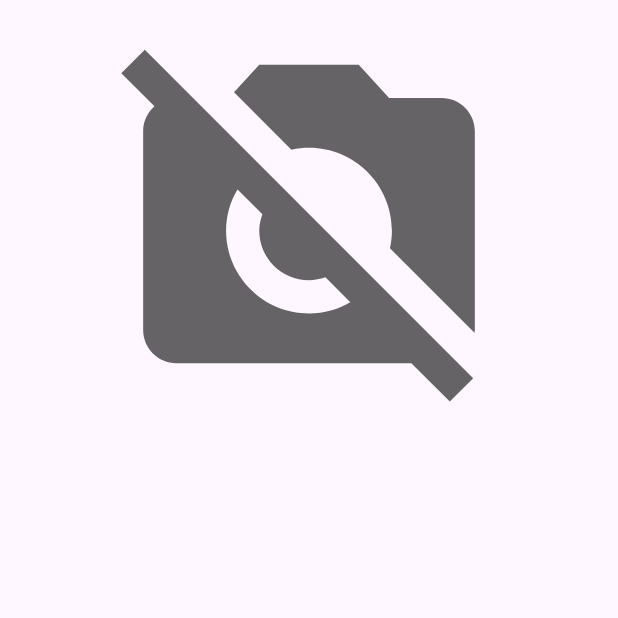
After one commit to jefersonbaixo/heroes, an Android app: the HeroDetailsFragment screen opened through its navigation route, on a phone screen of 412 x 824 dp, the top half of it. The commit adds this screen. Run offline under Robolectric (Android 15) with nearby library versions, the phone set to English and light mode, and no system bars; 2 statements that could not run were skipped.

Commit message:
Implemented loading and navigation to hero details fragment (without showing data yet).

```diff
--- a/app/src/main/java/mastering/andriod/heroes/AllHeroesFragment.kt
+++ b/app/src/main/java/mastering/andriod/heroes/AllHeroesFragment.kt
@@ -6,10 +6,12 @@ import android.view.View
 import android.view.ViewGroup
 import androidx.fragment.app.Fragment
 import androidx.lifecycle.ViewModelProvider
+import androidx.navigation.fragment.findNavController
 import androidx.recyclerview.widget.RecyclerView
 import mastering.andriod.heroes.databinding.FragmentAllHeroesBinding
+import mastering.andriod.heroes.models.Hero
 
-class AllHeroesFragment : Fragment() {
+class AllHeroesFragment : Fragment(), HeroClickListener {
 
     private lateinit var binding: FragmentAllHeroesBinding
     private lateinit var viewModel: AllHeroesViewModel
@@ -34,7 +36,7 @@ class AllHeroesFragment : Fragment() {
 
     private fun setupList() {
         with(binding) {
-            adapter = HeroesAdapter(mutableListOf())
+            adapter = HeroesAdapter(mutableListOf(), this@AllHeroesFragment)
             list.adapter = adapter
 
             list.addOnScrollListener(object : RecyclerView.OnScrollListener() {
@@ -52,6 +54,13 @@ class AllHeroesFragment : Fragment() {
         viewModel.heroesData.observe(viewLifecycleOwner) {
             adapter.updateHeroes(it)
         }
+        viewModel.loadingData.observe(viewLifecycleOwner) {
+            binding.loading.visibility = if (it) View.VISIBLE else View.GONE
+        }
+    }
+
+    override fun onHeroClicked(hero: Hero) {
+        findNavController().navigate(R.id.action_allHeroesFragment_to_heroDetailsFragment)
     }
 
 }
--- a/app/src/main/java/mastering/andriod/heroes/AllHeroesViewModel.kt
+++ b/app/src/main/java/mastering/andriod/heroes/AllHeroesViewModel.kt
@@ -18,14 +18,18 @@ class AllHeroesViewModel : ViewModel() {
     private val _errorData = MutableLiveData<String>()
     val errorData: LiveData<String> = _errorData
 
+    private val _loadingData = MutableLiveData<Boolean>()
+    val loadingData: LiveData<Boolean> = _loadingData
 
     fun fetchHeroes() {
+        _loadingData.value = true
         Client.marvelApiService.getCharacters(heroesData.value?.size ?: 0)
             .enqueue(object : Callback<CharacterResponse> {
                 override fun onResponse(
                     call: Call<CharacterResponse>,
                     response: Response<CharacterResponse>
                 ) {
+                    _loadingData.value = false
                     if (response.isSuccessful) {
                         val characterResponse = response.body()
                         val characters = characterResponse?.data?.results ?: listOf()
@@ -38,6 +42,7 @@ class AllHeroesViewModel : ViewModel() {
                 }
 
                 override fun onFailure(call: Call<CharacterResponse>, t: Throwable) {
+                    _loadingData.value = false
                     _errorData.value = t.message ?: "Request failed"
                 }
             })
--- /dev/null
+++ b/app/src/main/java/mastering/andriod/heroes/HeroDetailsFragment.kt
@@ -0,0 +1,31 @@
+package mastering.andriod.heroes
+
+import androidx.lifecycle.ViewModelProvider
+import android.os.Bundle
+import androidx.fragment.app.Fragment
+import android.view.LayoutInflater
+import android.view.View
+import android.view.ViewGroup
+
+class HeroDetailsFragment : Fragment() {
+
+    companion object {
+        fun newInstance() = HeroDetailsFragment()
+    }
+
+    private lateinit var viewModel: HeroDetailsViewModel
+
+    override fun onCreateView(
+        inflater: LayoutInflater, container: ViewGroup?,
+        savedInstanceState: Bundle?
+    ): View? {
+        return inflater.inflate(R.layout.fragment_hero_details, container, false)
+    }
+
+    override fun onActivityCreated(savedInstanceState: Bundle?) {
+        super.onActivityCreated(savedInstanceState)
+        viewModel = ViewModelProvider(this).get(HeroDetailsViewModel::class.java)
+        // TODO: Use the ViewModel
+    }
+
+}
--- /dev/null
+++ b/app/src/main/java/mastering/andriod/heroes/HeroDetailsViewModel.kt
@@ -0,0 +1,7 @@
+package mastering.andriod.heroes
+
+import androidx.lifecycle.ViewModel
+
+class HeroDetailsViewModel : ViewModel() {
+    // TODO: Implement the ViewModel
+}
--- /dev/null
+++ b/app/src/main/res/drawable/baseline_no_photography_24.xml
@@ -0,0 +1,5 @@
+<vector android:alpha="0.6" android:height="24dp" android:tint="#000000"
+    android:viewportHeight="24" android:viewportWidth="24"
+    android:width="24dp" xmlns:android="http://schemas.android.com/apk/res/android">
+    <path android:fillColor="@android:color/white" android:pathData="M10.94,8.12L7.48,4.66L9,3h6l1.83,2H20c1.1,0 2,0.9 2,2v12c0,0.05 -0.01,0.1 -0.02,0.16l-5.1,-5.1C16.96,13.71 17,13.36 17,13c0,-2.76 -2.24,-5 -5,-5C11.64,8 11.29,8.04 10.94,8.12zM20.49,23.31L18.17,21H4c-1.1,0 -2,-0.9 -2,-2V7c0,-0.59 0.27,-1.12 0.68,-1.49l-2,-2L2.1,2.1l19.8,19.8L20.49,23.31zM14.49,17.32l-1.5,-1.5C12.67,15.92 12.35,16 12,16c-1.66,0 -3,-1.34 -3,-3c0,-0.35 0.08,-0.67 0.19,-0.98l-1.5,-1.5C7.25,11.24 7,12.09 7,13c0,2.76 2.24,5 5,5C12.91,18 13.76,17.75 14.49,17.32z"/>
+</vector>
--- /dev/null
+++ b/app/src/main/res/drawable/loading_bg_color.xml
@@ -0,0 +1,4 @@
+<?xml version="1.0" encoding="utf-8"?>
+<shape xmlns:android="http://schemas.android.com/apk/res/android">
+    <solid android:color="#50000000" />
+</shape>
--- /dev/null
+++ b/app/src/main/res/layout/fragment_hero_details.xml
@@ -0,0 +1,39 @@
+<?xml version="1.0" encoding="utf-8"?>
+<androidx.constraintlayout.widget.ConstraintLayout xmlns:android="http://schemas.android.com/apk/res/android"
+    xmlns:tools="http://schemas.android.com/tools"
+    android:layout_width="match_parent"
+    android:layout_height="match_parent"
+    xmlns:app="http://schemas.android.com/apk/res-auto"
+    android:orientation="vertical"
+    android:padding="10dp"
+    tools:context=".HeroDetailsFragment">
+
+    <ImageView
+        android:id="@+id/hero_image"
+        android:layout_width="match_parent"
+        android:layout_height="0dp"
+        app:layout_constraintHeight_percent="0.33"
+        app:layout_constraintTop_toTopOf="parent"
+        android:src="@drawable/baseline_no_photography_24"
+        android:contentDescription="@string/hero_image" />
+
+    <TextView
+        android:id="@+id/hero_name"
+        android:layout_width="match_parent"
+        android:layout_height="wrap_content"
+        app:layout_constraintTop_toBottomOf="@id/hero_image"
+        android:gravity="center"
+        android:textSize="24sp"
+        android:layout_marginVertical="10dp"
+        tools:text="Hero Name" />
+
+    <TextView
+        android:id="@+id/hero_description"
+        android:layout_width="match_parent"
+        android:layout_height="wrap_content"
+        app:layout_constraintTop_toBottomOf="@id/hero_name"
+        android:gravity="center"
+        android:textSize="18sp"
+        tools:text="Hero Description" />
+
+</androidx.constraintlayout.widget.ConstraintLayout>
--- a/app/src/main/res/navigation/nav_graph.xml
+++ b/app/src/main/res/navigation/nav_graph.xml
@@ -9,5 +9,15 @@
         android:id="@+id/allHeroesFragment"
         android:name="mastering.andriod.heroes.AllHeroesFragment"
         android:label="fragment_all_heroes"
-        tools:layout="@layout/fragment_all_heroes" />
+        tools:layout="@layout/fragment_all_heroes" >
+        <action
+            android:id="@+id/action_allHeroesFragment_to_heroDetailsFragment"
+            app:destination="@id/heroDetailsFragment"
+            app:popUpTo="@id/allHeroesFragment" />
+    </fragment>
+    <fragment
+        android:id="@+id/heroDetailsFragment"
+        android:name="mastering.andriod.heroes.HeroDetailsFragment"
+        android:label="fragment_hero_details"
+        tools:layout="@layout/fragment_hero_details" />
 </navigation>
--- a/app/src/main/res/values/strings.xml
+++ b/app/src/main/res/values/strings.xml
@@ -1,3 +1,4 @@
 <resources>
     <string name="app_name">Heroes</string>
+    <string name="hero_image">hero image</string>
 </resources>
```
Also changed, not shown: app/src/main/java/mastering/andriod/heroes/HeroesAdapter.kt (+12 -5 lines), app/src/main/res/layout/fragment_all_heroes.xml (+19 -0 lines).
